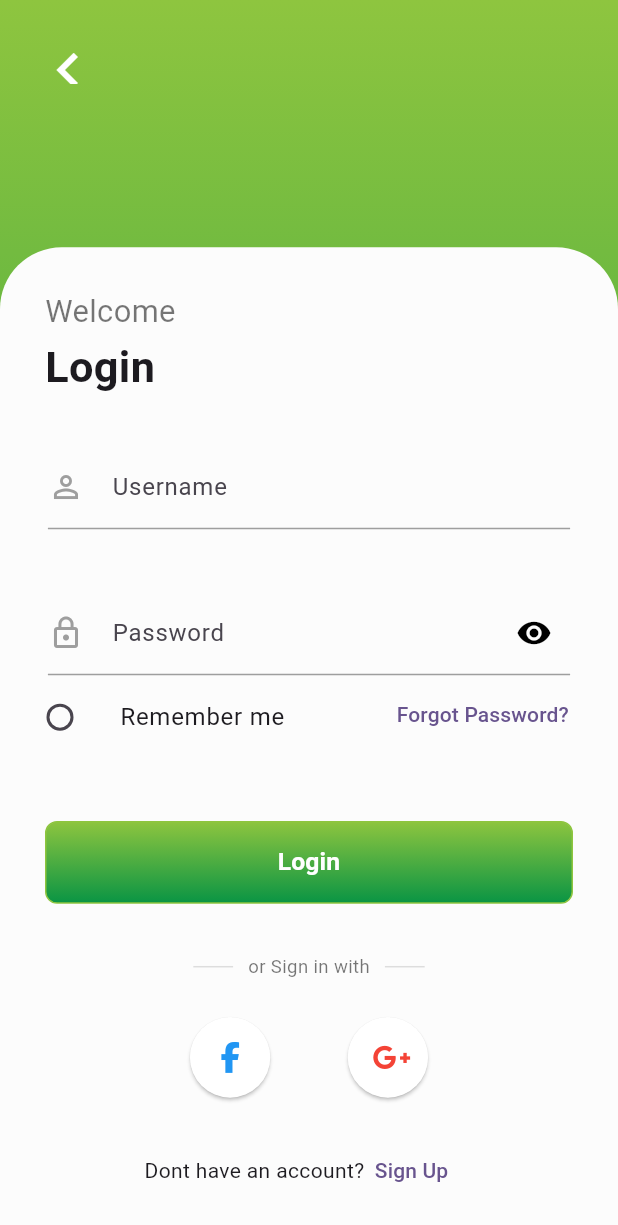
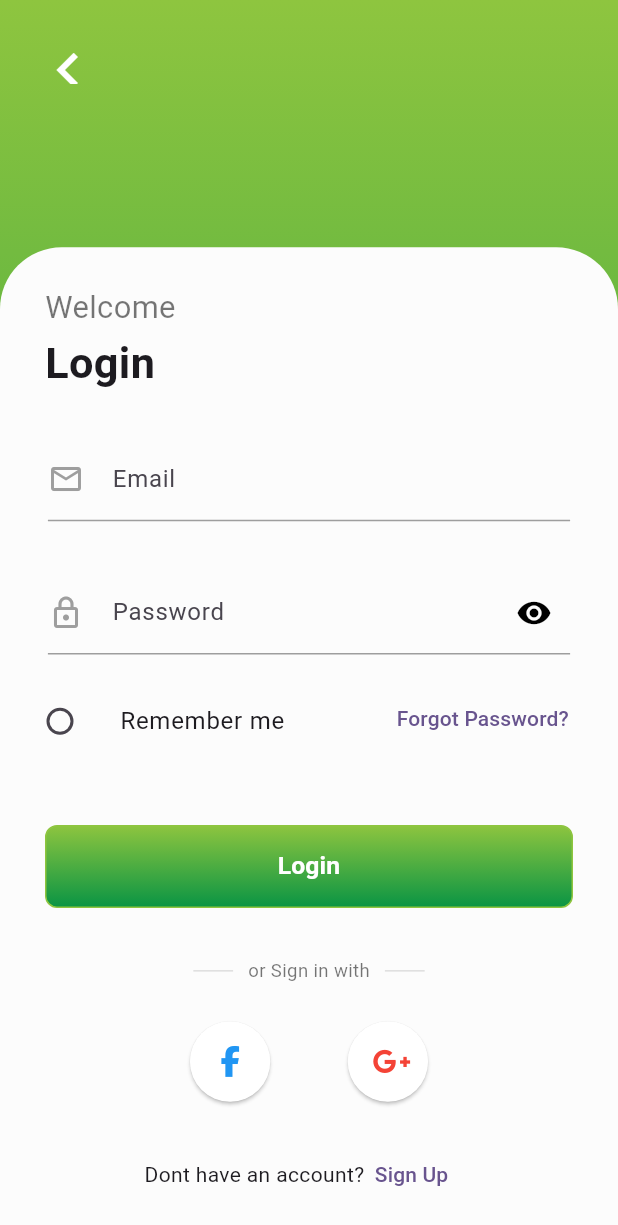
Before and after one commit to bsekhosana/recycla_bin_mvp, a Flutter app: the screen it shows after launch, after a tap on "Login", on a phone screen of 412 x 824 dp. Shown: the top 1225 px of the screen. Run offline on Flutter 3.47's test engine with Material 3 defaults, Android fonts, the light colour scheme and no system bars; our stand-ins replace cloud_firestore, connectivity_plus, country_code_picker, firebase_auth, firebase_core, flutter_credit_card and 6 more; missing offline and left inert: qr_code_scanner; accounts and stored records are empty; network calls fail.

Commit message:
firebase login complete

```diff
--- a/lib/core/utilities/error_handler.dart
+++ b/lib/core/utilities/error_handler.dart
@@ -16,6 +16,9 @@ String getFirebaseAuthErrorMessage(FirebaseAuthException e) {
       return 'Email/password accounts are not enabled. Enable email/password accounts in the Firebase Console, under the Auth tab.';
     case 'weak-password':
       return 'The password is too weak. Passwords must be at least 6 characters long, and should include a mix of upper and lower case letters, numbers, and special characters.';
+    case 'invalid-credential':
+    case 'credential-too-old':
+      return 'The supplied login credentials are incorrect, malformed, or have expired.';
     default:
       return 'An unknown error occurred. Please try again later. (Error code: ${e.code})';
   }
--- a/lib/features/authentication/presentation/pages/login_page.dart
+++ b/lib/features/authentication/presentation/pages/login_page.dart
@@ -1,10 +1,14 @@
 import 'package:flutter/material.dart';
 import 'package:font_awesome_flutter/font_awesome_flutter.dart';
+import 'package:provider/provider.dart';
 import 'package:recycla_bin/core/widgets/auth_scaffold.dart';
 import 'package:recycla_bin/core/widgets/custom_elevated_button.dart';
 import 'package:recycla_bin/core/widgets/custom_snackbar.dart';
 import 'package:recycla_bin/core/widgets/custom_textfield.dart';
+import '../../../../core/utilities/dialogs_utils.dart';
+import '../../../../core/utilities/validators.dart';
 import '../../data/repositories/auth_repository.dart';
+import '../../provider/auth_provider.dart';
 
 class LoginPage extends StatefulWidget {
   const LoginPage({super.key});
@@ -16,7 +20,7 @@ class LoginPage extends StatefulWidget {
 class _LoginPageState extends State<LoginPage> {
   final AuthRepository authRepository = AuthRepository();
 
-  final TextEditingController usernameController = TextEditingController();
+  final TextEditingController emailController = TextEditingController();
 
   final TextEditingController passwordController = TextEditingController();
 
@@ -32,7 +36,7 @@ class _LoginPageState extends State<LoginPage> {
 
   @override
   void dispose() {
-    usernameController.dispose();
+    emailController.dispose();
     passwordController.dispose();
     super.dispose();
   }
@@ -84,26 +88,26 @@ class _LoginPageState extends State<LoginPage> {
                       child: Column(
                         children: [
                           CustomTextField(
-                            controller: usernameController,
-                            leadingIcon: Icons.person_outline,
+                            controller: emailController,
+                            leadingIcon: Icons.email_outlined,
                             trailingIcon: null,
-                            hintText: 'Enter Username',
-                            labelText: 'Username',
-                            inputType: TextInputType.text,
+                            hintText: 'Enter Email',
+                            labelText: 'Email',
+                            inputType: TextInputType.emailAddress,
                             obscureText: false,
-                            validationMessage: 'Username cannot be empty',
+                            validator: Validators.validateEmail,
                           ),
-                          SizedBox(height: height*0.05),
+                          SizedBox(height: height*0.04),
                           CustomTextField(
                             controller: passwordController,
-                            leadingIcon: Icons.lock_outline,
+                            leadingIcon: Icons.lock_outlined,
                             hintText: 'Enter your password',
                             labelText: 'Password',
                             inputType: TextInputType.visiblePassword,
                             obscureText: true,
-                            validationMessage: 'Password cannot be empty',
+                            validator: Validators.validatePassword,
                           ),
-                          // SizedBox(height: height*0.02),
+                          SizedBox(height: height*0.02),
 
                         ],
                       ),
@@ -143,14 +147,30 @@ class _LoginPageState extends State<LoginPage> {
                   ),
                   CustomElevatedButton(
                       text: 'Login',
-                      onPressed: () => {
-                        if(usernameController.text.isEmpty){
-                          showCustomSnackbar(context, 'Username cannot be empty', backgroundColor: Colors.red)
-                        }else if(passwordController.text.isEmpty){
-                          showCustomSnackbar(context, 'Password cannot be empty', backgroundColor: Colors.red)
-                        }else{
-                          Navigator.pushNamedAndRemoveUntil(context, 'schedulecollection', (Route<dynamic> route) => false,)
+                      onPressed: () async {
+                        if (_formKey.currentState!.validate()) {
+                          try{
+                            showLoadingDialog(context);
+                            await context.read<AuthProvider>().login(
+                              email: emailController.text,
+                              password: passwordController.text,
+                            );
+                            hideLoadingDialog(context); // Hide loading indicator
+                            Navigator.pushNamedAndRemoveUntil(context, 'schedulecollection', (Route<dynamic> route) => false);
+                            showCustomSnackbar(context, 'Login successful', backgroundColor: Colors.green);
+                          }catch (e) {
+                            hideLoadingDialog(context); // Hide loading indicator
+                            showCustomSnackbar(context, e.toString(), backgroundColor: Colors.red);
+                          }
                         }
+
+                        // if(usernameController.text.isEmpty){
+                        //   showCustomSnackbar(context, 'Username cannot be empty', backgroundColor: Colors.red)
+                        // }else if(passwordController.text.isEmpty){
+                        //   showCustomSnackbar(context, 'Password cannot be empty', backgroundColor: Colors.red)
+                        // }else{
+                        //   Navigator.pushNamedAndRemoveUntil(context, 'schedulecollection', (Route<dynamic> route) => false,)
+                        // }
                       },
                       primaryButton: true),
                   SizedBox(
```
